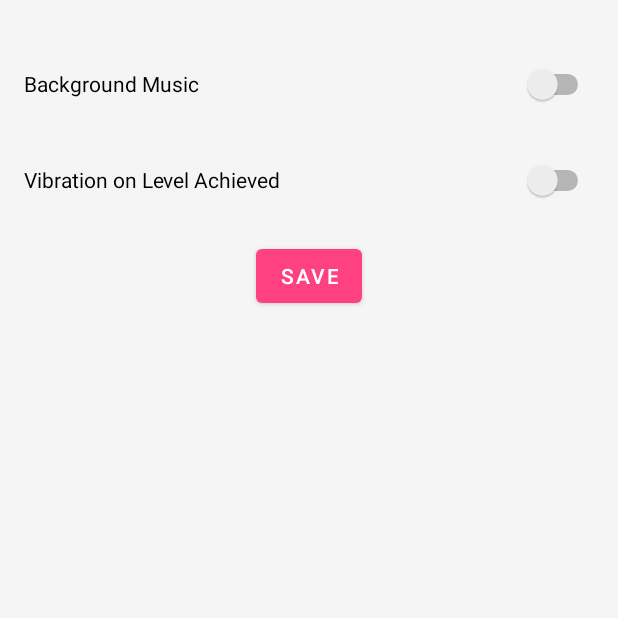
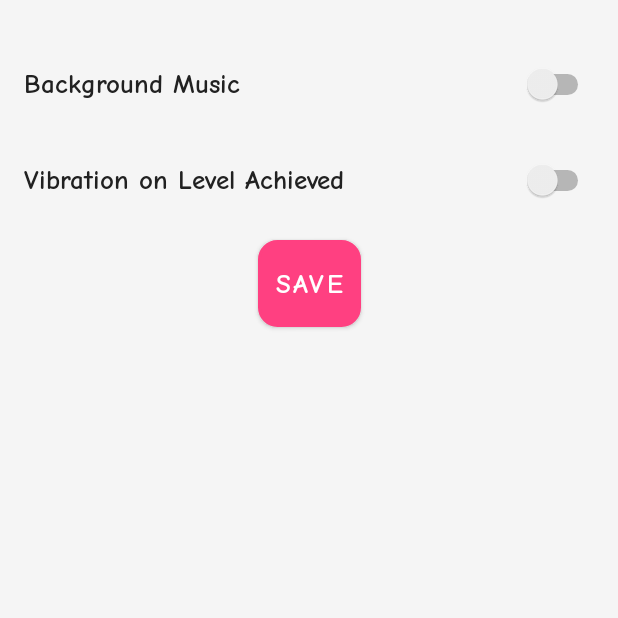
Before and after one commit to CS5520Summer2024Feinberg/final-project-finalproject-group7, an Android app: the SettingsActivity screen opened directly, with no data from a screen before it, on a phone screen of 412 x 824 dp, the top half of it. Run offline under Robolectric (Android 15) with nearby library versions, the light colour scheme and no system bars.

Commit message:
reset the design of UI(setting)

```diff
--- a/app/src/main/res/layout/activity_settings.xml
+++ b/app/src/main/res/layout/activity_settings.xml
@@ -6,32 +6,42 @@
     android:layout_width="match_parent"
     android:layout_height="match_parent"
     tools:context=".SettingsActivity"
-    android:padding="16dp">
+    android:padding="16dp"
+    android:background="@color/backgroundColor">
 
+    <!-- Background Music Switch -->
     <Switch
         android:id="@+id/switch_background_music"
         android:layout_width="0dp"
         android:layout_height="wrap_content"
         android:minHeight="48dp"
         android:text="Background Music"
+        android:textColor="@color/textColorPrimary"
+        android:textSize="18sp"
+        android:fontFamily="@font/comicneue_bold"
         app:layout_constraintTop_toTopOf="parent"
         app:layout_constraintStart_toStartOf="parent"
         app:layout_constraintEnd_toEndOf="parent"
         android:layout_marginTop="16dp"
         tools:ignore="UseSwitchCompatOrMaterialXml" />
 
+    <!-- Vibration Switch -->
     <Switch
         android:id="@+id/switch_vibration"
         android:layout_width="0dp"
         android:layout_height="wrap_content"
         android:minHeight="48dp"
         android:text="Vibration on Level Achieved"
+        android:textColor="@color/textColorPrimary"
+        android:textSize="18sp"
+        android:fontFamily="@font/comicneue_bold"
         app:layout_constraintTop_toBottomOf="@id/switch_background_music"
         app:layout_constraintStart_toStartOf="parent"
         app:layout_constraintEnd_toEndOf="parent"
         android:layout_marginTop="16dp"
         tools:ignore="UseSwitchCompatOrMaterialXml" />
 
+    <!-- Save Button -->
     <Button
         android:id="@+id/button_save_settings"
         android:layout_width="wrap_content"
@@ -39,6 +49,8 @@
         android:minWidth="48dp"
         android:minHeight="48dp"
         android:text="Save"
+        android:textSize="18sp"
+        style="@style/GameButtonStyle"
         app:layout_constraintTop_toBottomOf="@id/switch_vibration"
         app:layout_constraintStart_toStartOf="parent"
         app:layout_constraintEnd_toEndOf="parent"
```
